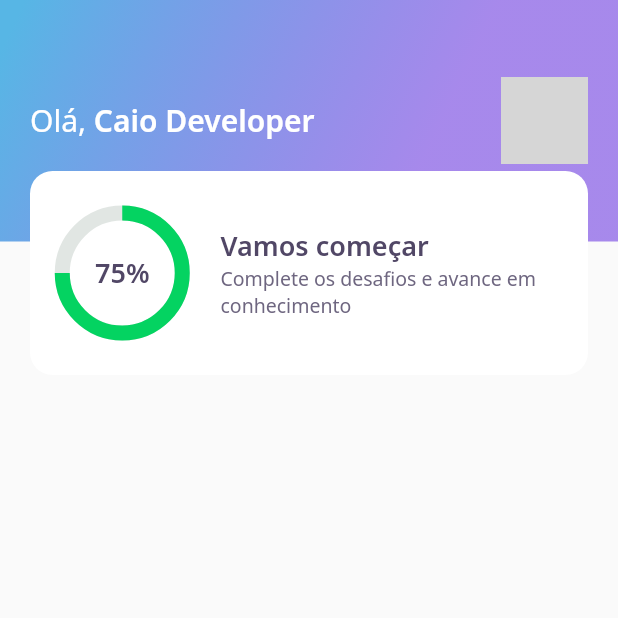
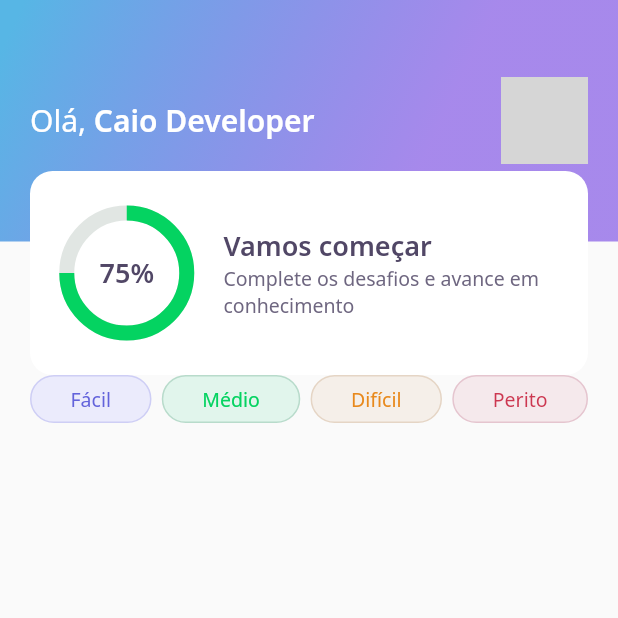
Before and after one commit to caiohenrique-developer/devquiz, a Flutter app: the screen it shows after launch, on a phone screen of 412 x 824 dp, the top half of it. Run offline on Flutter 3.47's test engine with Material 2 defaults, Android fonts, the phone set to English and light mode, and no system bars; our stand-ins replace google_fonts; network calls fail; grey boxes are pictures that could not be loaded.

Commit message:
:sparkles: [ FEAT ]: Level button styled

```diff
--- a/lib/home/home_page.dart
+++ b/lib/home/home_page.dart
@@ -1,5 +1,7 @@
 import 'package:DevQuiz/home/widgets/appbar/app_bar_widget.dart';
 import 'package:flutter/material.dart';
+
+import 'widgets/level_button/level_button_widget.dart';
 
 class HomePage extends StatefulWidget {
   HomePage({Key? key}) : super(key: key);
@@ -13,6 +15,18 @@ class _HomePageState extends State<HomePage> {
   Widget build(BuildContext context) {
     return Scaffold(
       appBar: AppBarWidget(),
+      body: Padding(
+        padding: const EdgeInsets.symmetric(horizontal: 20),
+        child: Row(
+          mainAxisAlignment: MainAxisAlignment.spaceBetween,
+          children: [
+            LevelButtonWidget(label: "Fácil"),
+            LevelButtonWidget(label: "Médio"),
+            LevelButtonWidget(label: "Difícil"),
+            LevelButtonWidget(label: "Perito"),
+          ],
+        ),
+      ),
     );
   }
 }
--- /dev/null
+++ b/lib/home/widgets/level_button/level_button_widget.dart
@@ -0,0 +1,54 @@
+import 'package:DevQuiz/core/core.dart';
+import 'package:flutter/material.dart';
+import 'package:google_fonts/google_fonts.dart';
+
+class LevelButtonWidget extends StatelessWidget {
+  final String label;
+  LevelButtonWidget({Key? key, required this.label})
+      : assert(["Fácil", "Médio", "Difícil", "Perito"].contains(label)),
+        super(key: key);
+
+  final config = {
+    "Fácil": {
+      "color": AppColors.levelButtonFacil,
+      "borderColor": AppColors.levelButtonBorderFacil,
+      "fontColor": AppColors.levelButtonTextFacil,
+    },
+    "Médio": {
+      "color": AppColors.levelButtonMedio,
+      "borderColor": AppColors.levelButtonBorderMedio,
+      "fontColor": AppColors.levelButtonTextMedio,
+    },
+    "Difícil": {
+      "color": AppColors.levelButtonDificil,
+      "borderColor": AppColors.levelButtonBorderDificil,
+      "fontColor": AppColors.levelButtonTextDificil,
+    },
+    "Perito": {
+      "color": AppColors.levelButtonPerito,
+      "borderColor": AppColors.levelButtonBorderPerito,
+      "fontColor": AppColors.levelButtonTextPerito,
+    },
+  };
+
+  Color get color => config[label]!['color']!;
+  Color get borderColor => config[label]!['borderColor']!;
+  Color get fontColor => config[label]!['fontColor']!;
+
+  @override
+  Widget build(BuildContext context) {
+    return Container(
+      decoration: BoxDecoration(
+          color: color,
+          border: Border.fromBorderSide(
+              BorderSide(color: borderColor)),
+          borderRadius: BorderRadius.circular(28)),
+      child: Padding(
+        padding: const EdgeInsets.symmetric(horizontal: 26, vertical: 6),
+        child: Text(label,
+            style: GoogleFonts.notoSans(
+                color: fontColor, fontSize: 13)),
+      ),
+    );
+  }
+}
--- a/lib/home/widgets/score_card/score_card_widget.dart
+++ b/lib/home/widgets/score_card/score_card_widget.dart
@@ -17,7 +17,7 @@ class ScoreCardWidget extends StatelessWidget {
           borderRadius: BorderRadius.circular(15)
         ),
         child: Padding(
-          padding: const EdgeInsets.symmetric(horizontal: 20),
+          padding: const EdgeInsets.symmetric(horizontal: 24),
           child: Row(
             crossAxisAlignment: CrossAxisAlignment.center,
             children: [
```
